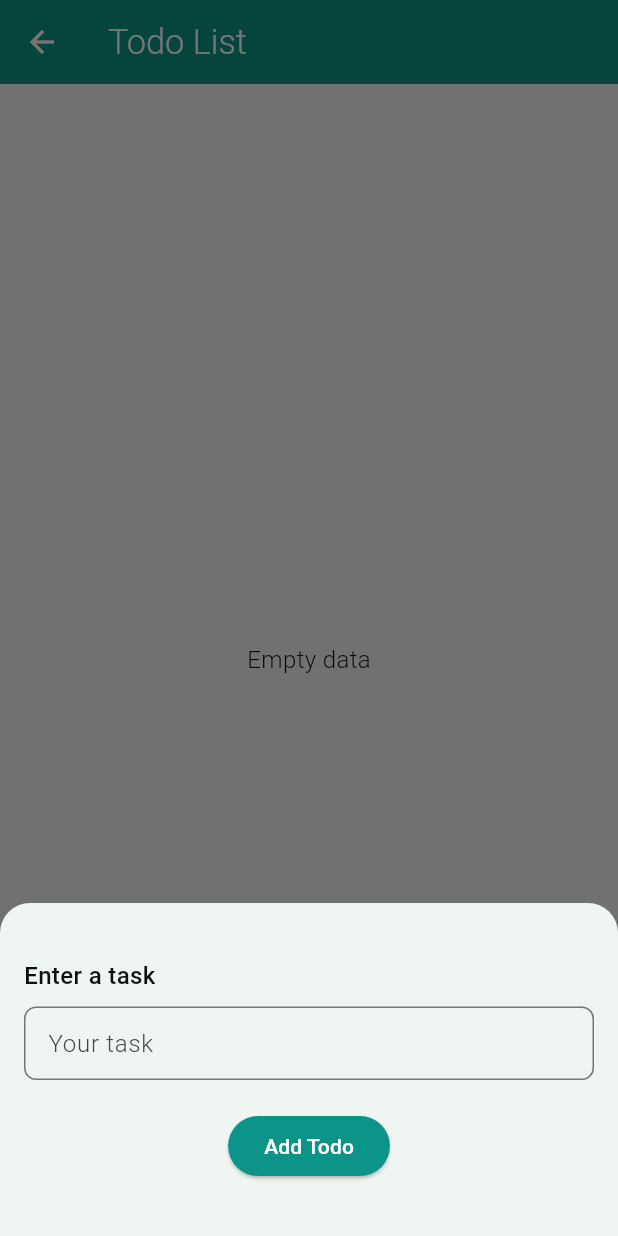
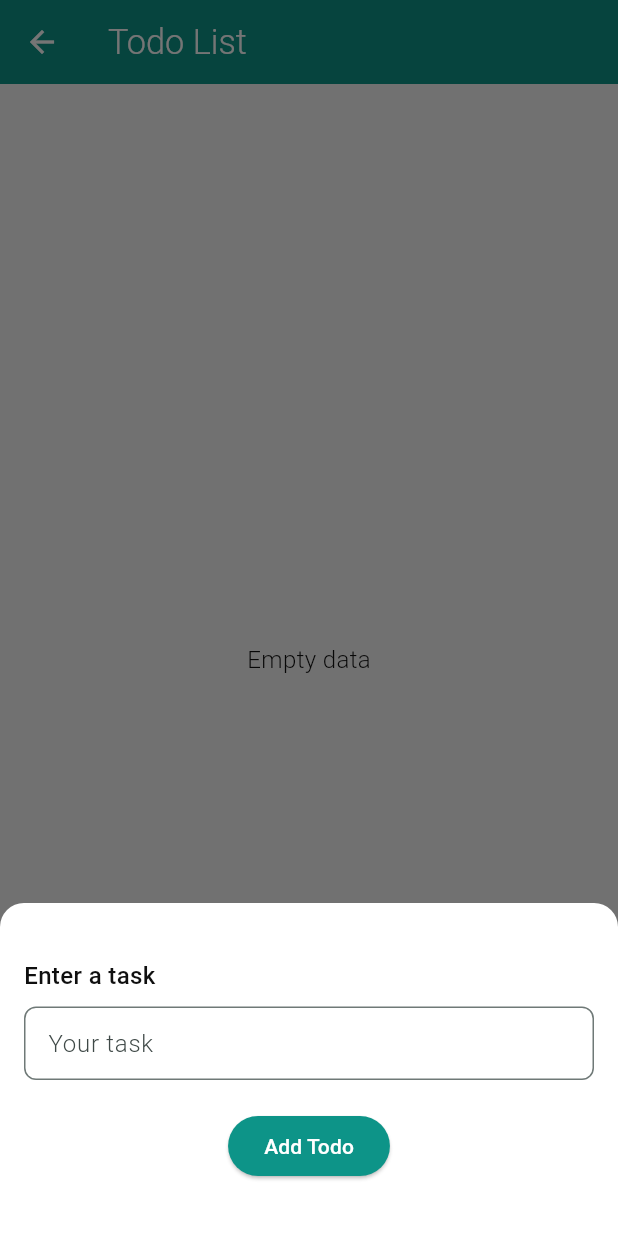
Before and after one commit to vietanhyoyo/clean_architecture_flutter_base, a Flutter app: the TodoListPage screen opened by its route, after a tap on the "add" icon, on a phone screen of 412 x 824 dp. Run offline on Flutter 3.47's test engine with Material 3 defaults, Android fonts, the phone set to English and light mode, and no system bars; our stand-ins replace bloc, cached_network_image, dio, equatable, fluro, flutter_bloc and 3 more; generated files the repository leaves out were written again; network calls fail.

Commit message:
create home navigation

```diff
--- a/lib/common/widgets/reusable_input.dart
+++ b/lib/common/widgets/reusable_input.dart
@@ -37,7 +37,7 @@ class ReusableInput extends StatelessWidget {
           decoration: InputDecoration(
             hintText: hintText,
             prefixIcon: prefixIcon,
-             contentPadding: EdgeInsets.symmetric(vertical: 12.0, horizontal: 12.0),
+             contentPadding: const EdgeInsets.symmetric(vertical: 12.0, horizontal: 12.0),
             border: OutlineInputBorder(
               borderRadius: BorderRadius.circular(8.0),
             ),
--- a/lib/config/routes/routes.dart
+++ b/lib/config/routes/routes.dart
@@ -20,13 +20,13 @@ class Routes {
     router.define(
       todoList,
       handler: todoListHandler,
-      transitionType: TransitionType.inFromLeft,
+      transitionType: TransitionType.inFromRight,
     );
 
     router.define(
       article,
       handler: articleHandler,
-      transitionType: TransitionType.inFromLeft,
+      transitionType: TransitionType.inFromRight,
     );
   }
 }
--- a/lib/features/daily_news/presentation/pages/home/daily_news.dart
+++ b/lib/features/daily_news/presentation/pages/home/daily_news.dart
@@ -17,7 +17,7 @@ class DailyNew extends StatelessWidget {
 
   _buildAppbar() {
     return AppBar(
-      title: const Text('Daily News', style: TextStyle(color: Colors.black)),
+      title: const Text('Daily News'),
     );
   }
 
--- a/lib/features/todo_list/presentation/pages/todo_list/todo_list_page.dart
+++ b/lib/features/todo_list/presentation/pages/todo_list/todo_list_page.dart
@@ -61,7 +61,8 @@ class TodoListPage extends StatelessWidget {
                                 trailing: IconButton(
                                   icon: const Icon(Icons.delete),
                                   onPressed: () {
-                                    _showDeleteConfirmationDialog(context, todo);
+                                    _showDeleteConfirmationDialog(
+                                        context, todo);
                                   },
                                 ),
                               )),
@@ -116,8 +117,18 @@ class AddTodoModal extends StatelessWidget {
 
   @override
   Widget build(BuildContext context) {
-    return Padding(
+    final isDarkMode = Theme.of(parentContext).brightness == Brightness.dark;
+    final backgroundColor = isDarkMode ? AppColors.black : AppColors.white;
+
+    return Container(
       padding: const EdgeInsets.all(16.0),
+      decoration: BoxDecoration(
+        color: backgroundColor, // Màu nền dựa trên chế độ sáng/tối
+        borderRadius: const BorderRadius.only(
+          topLeft: Radius.circular(16.0),
+          topRight: Radius.circular(16.0),
+        ), // BorderRadius cho phần trên
+      ),
       child: Column(
         mainAxisSize: MainAxisSize.min,
         children: [
@@ -137,12 +148,12 @@ class AddTodoModal extends StatelessWidget {
                 Navigator.pop(context); // Close the modal
               }
             },
-            child: const Text('Add Todo'),
             style: ElevatedButton.styleFrom(
               backgroundColor:
                   Theme.of(context).primaryColor, // Màu nền là màu chính
               foregroundColor: AppColors.white, // Màu chữ
             ),
+            child: const Text('Add Todo'),
           ),
           const SizedBox(height: 20)
         ],
--- a/lib/main.dart
+++ b/lib/main.dart
@@ -32,7 +32,7 @@ class MyApp extends StatelessWidget {
             theme: AppTheme.currentTheme.lightTheme,
             darkTheme: AppTheme.currentTheme.darkTheme,
             onGenerateRoute: Application.router?.generator,
-            initialRoute: Routes.todoList,
+            initialRoute: Routes.home,
           );
         });
   }
```
Also changed, not shown: lib/common/widgets/theme_switcher_button.dart (added, +22 -0 lines), lib/features/home/presentation/pages/home_page.dart (+43 -3 lines).
